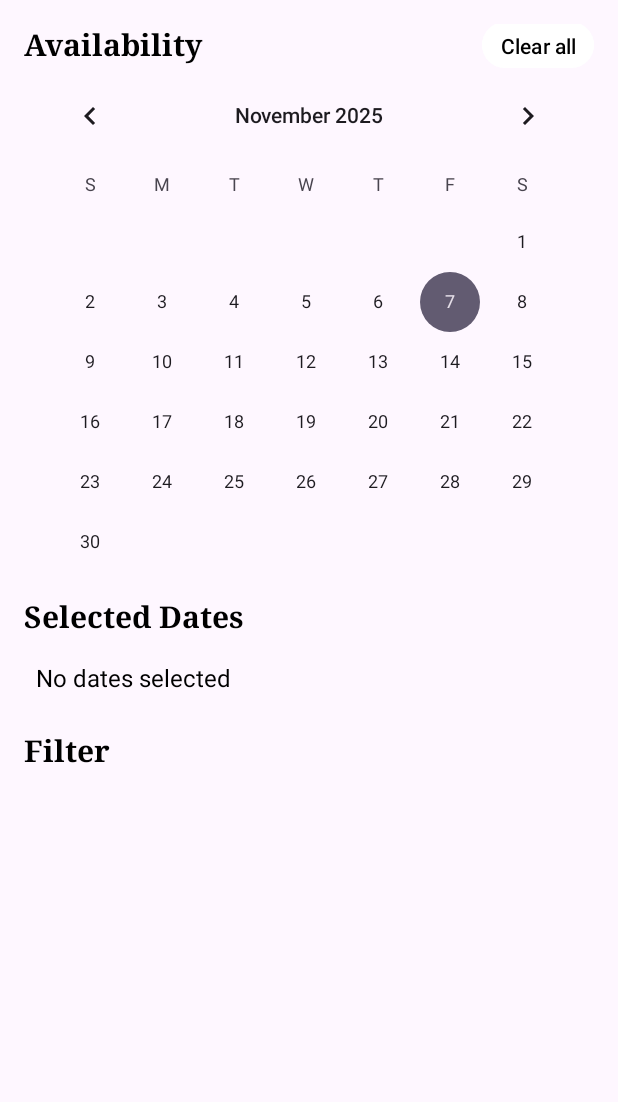
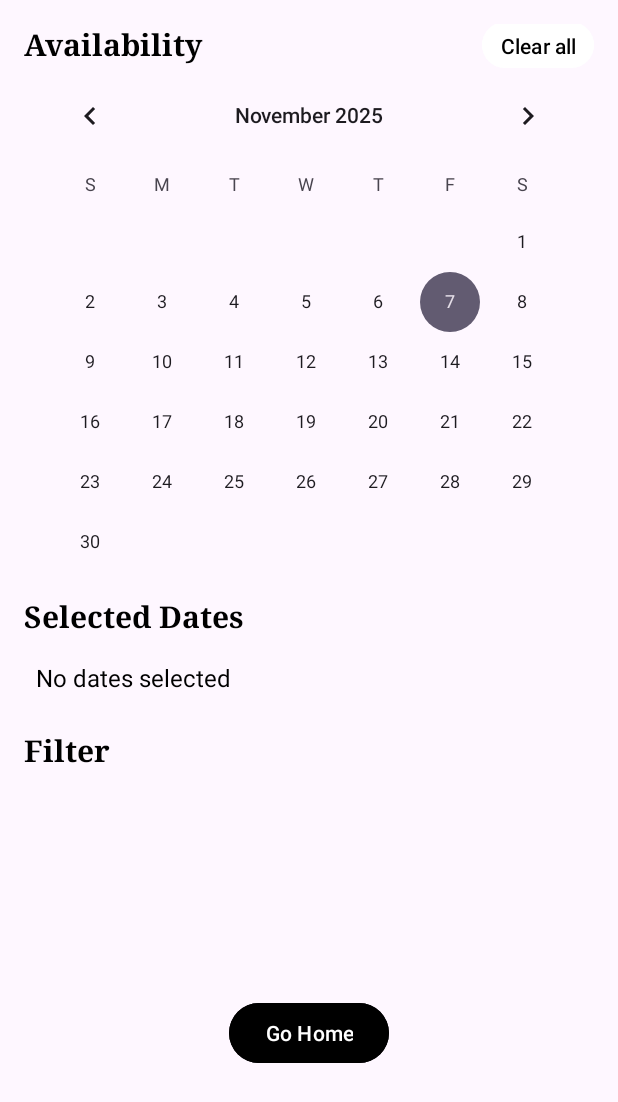
Before and after one commit to CMPUT301F25stable/stable-core, an Android app: the FilterActivity screen opened directly, with no data from a screen before it, on a phone screen of 412 x 824 dp. Shown: the top 1102 px of the screen. Run offline under Robolectric (Android 15) with nearby library versions, the phone set to English and light mode, and no system bars; our stand-ins replace FlexboxLayout.

Commit message:
Added home button to FilterActivity layout

```diff
--- a/code/app/src/main/java/com/example/eventlottery/view/FilterActivity.java
+++ b/code/app/src/main/java/com/example/eventlottery/view/FilterActivity.java
@@ -42,6 +42,8 @@ public class FilterActivity extends AppCompatActivity {
         selectedDatesText = findViewById(R.id.selectedDatesText);
         filterContainer = findViewById(R.id.filterContainer);
         Button btnClearAll = findViewById(R.id.btnClearAll);
+        Button btnGoHome = findViewById(R.id.btnGoHome);
+
 
         ArrayList<String> tags = getIntent().getStringArrayListExtra("allTags");
         if (tags == null) tags = new ArrayList<>();
@@ -52,6 +54,7 @@ public class FilterActivity extends AppCompatActivity {
         ArrayList<Long> preSelectedDates = (ArrayList<Long>) getIntent().getSerializableExtra("preSelectedDates");
         if (preSelectedDates != null) selectedDates.addAll(preSelectedDates);
 
+
         calendarView.setOnDateChangeListener((view, year, month, dayOfMonth) -> {
             long dayMs = normalizeToMidnightMillis(year, month, dayOfMonth);
             if (selectedDates.contains(dayMs)) selectedDates.remove(dayMs);
@@ -60,6 +63,7 @@ public class FilterActivity extends AppCompatActivity {
         });
 
         btnClearAll.setOnClickListener(v -> clearAllFilters());
+        btnGoHome.setOnClickListener(v -> finish());
 
         getOnBackPressedDispatcher().addCallback(this, new OnBackPressedCallback(true) {
             @Override
--- a/code/app/src/main/res/layout/fragment_event_filter.xml
+++ b/code/app/src/main/res/layout/fragment_event_filter.xml
@@ -80,7 +80,6 @@
         android:layout_marginTop="16dp"
         app:layout_constraintTop_toBottomOf="@id/selectedDatesText"
         app:layout_constraintStart_toStartOf="parent" />
-
     <ScrollView
         android:id="@+id/tagScroll"
         android:layout_width="0dp"
@@ -88,9 +87,11 @@
         android:fillViewport="true"
         android:layout_marginTop="8dp"
         app:layout_constraintTop_toBottomOf="@id/Filter"
-        app:layout_constraintBottom_toBottomOf="parent"
+        app:layout_constraintBottom_toTopOf="@id/btnGoHome"
         app:layout_constraintStart_toStartOf="parent"
-        app:layout_constraintEnd_toEndOf="parent">
+        app:layout_constraintEnd_toEndOf="parent"
+        app:layout_constraintHeight_default="percent"
+        app:layout_constraintHeight_percent="0.15">
 
         <com.google.android.flexbox.FlexboxLayout
             android:id="@+id/filterContainer"
@@ -102,4 +103,21 @@
             app:alignItems="center" />
     </ScrollView>
 
+
+    <Button
+        android:id="@+id/btnGoHome"
+        android:layout_width="wrap_content"
+        android:layout_height="wrap_content"
+        android:text="Go Home"
+        android:textColor="@color/white"
+        android:backgroundTint="@color/black"
+        android:textAllCaps="false"
+        android:paddingHorizontal="24dp"
+        android:paddingVertical="10dp"
+        android:layout_marginTop="24dp"
+        app:layout_constraintTop_toBottomOf="@id/tagScroll"
+        app:layout_constraintStart_toStartOf="parent"
+        app:layout_constraintEnd_toEndOf="parent" />
+
+
 </androidx.constraintlayout.widget.ConstraintLayout>
```
